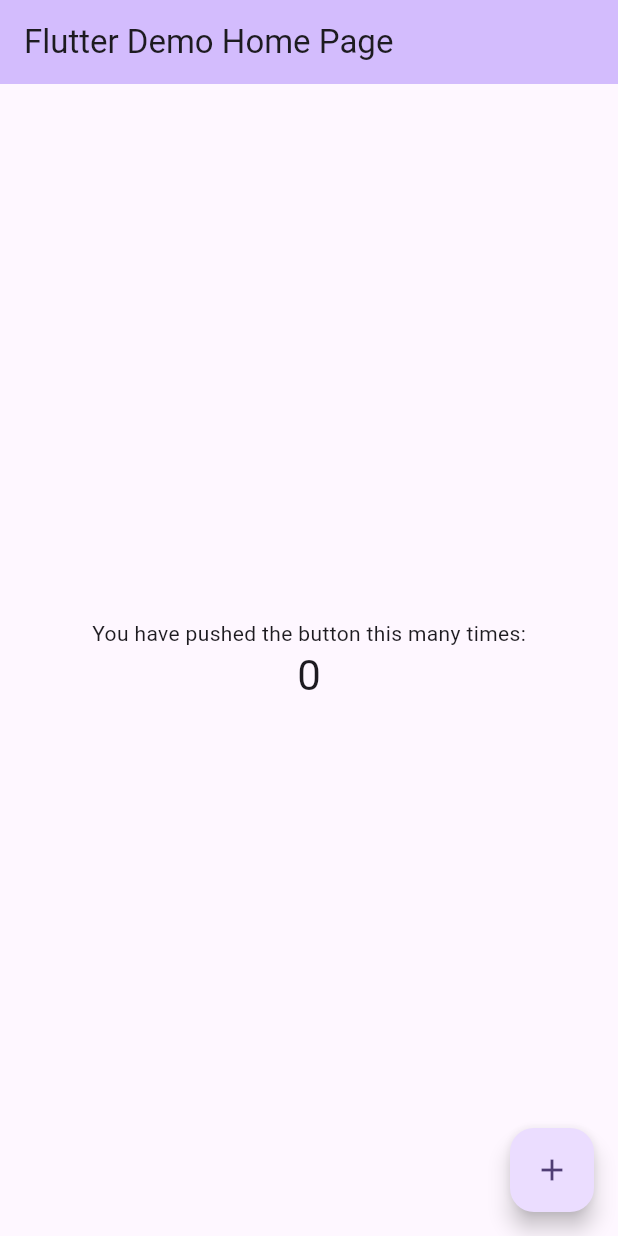
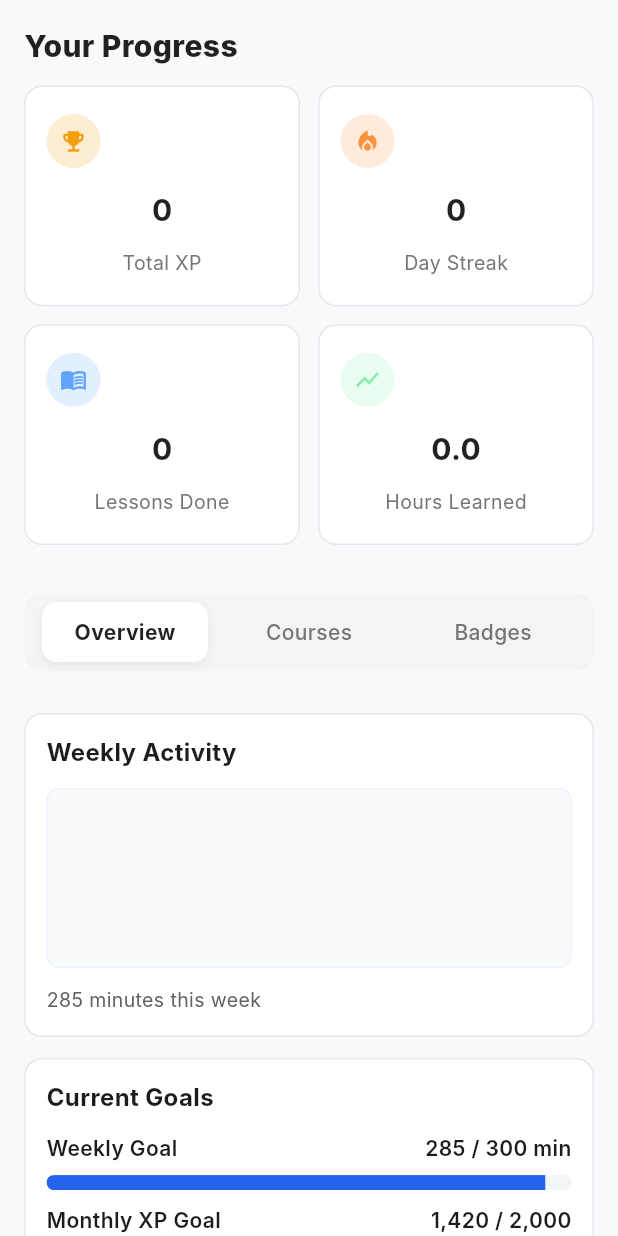
Before and after one commit to Mutindadev/StuddySquare, a Flutter app: the screen it shows after launch, on a phone screen of 412 x 824 dp. Run offline on Flutter 3.47's test engine with Material 3 defaults, Android fonts, the light colour scheme and no system bars; Roboto replaces fonts that are missing (Inter).

Commit message:
Progress page version 0

```diff
--- a/lib/main.dart
+++ b/lib/main.dart
@@ -1,122 +1,21 @@
 import 'package:flutter/material.dart';
+import 'progress/presentation/pages/progress_page.dart';
 
-void main() {
-  runApp(const MyApp());
-}
+void main() => runApp(const ProgressApp());
 
-class MyApp extends StatelessWidget {
-  const MyApp({super.key});
+class ProgressApp extends StatelessWidget {
+  const ProgressApp({super.key});
 
-  // This widget is the root of your application.
   @override
   Widget build(BuildContext context) {
     return MaterialApp(
-      title: 'Flutter Demo',
+      title: 'Progress Page',
+      debugShowCheckedModeBanner: false,
       theme: ThemeData(
-        // This is the theme of your application.
-        //
-        // TRY THIS: Try running your application with "flutter run". You'll see
-        // the application has a purple toolbar. Then, without quitting the app,
-        // try changing the seedColor in the colorScheme below to Colors.green
-        // and then invoke "hot reload" (save your changes or press the "hot
-        // reload" button in a Flutter-supported IDE, or press "r" if you used
-        // the command line to start the app).
-        //
-        // Notice that the counter didn't reset back to zero; the application
-        // state is not lost during the reload. To reset the state, use hot
-        // restart instead.
-        //
-        // This works for code too, not just values: Most code changes can be
-        // tested with just a hot reload.
-        colorScheme: ColorScheme.fromSeed(seedColor: Colors.deepPurple),
+        scaffoldBackgroundColor: const Color(0xFFF8F9FA),
+        fontFamily: 'Inter',
       ),
-      home: const MyHomePage(title: 'Flutter Demo Home Page'),
+      home: const ProgressPage(),
     );
   }
 }
-
-class MyHomePage extends StatefulWidget {
-  const MyHomePage({super.key, required this.title});
-
-  // This widget is the home page of your application. It is stateful, meaning
-  // that it has a State object (defined below) that contains fields that affect
-  // how it looks.
-
-  // This class is the configuration for the state. It holds the values (in this
-  // case the title) provided by the parent (in this case the App widget) and
-  // used by the build method of the State. Fields in a Widget subclass are
-  // always marked "final".
-
-  final String title;
-
-  @override
-  State<MyHomePage> createState() => _MyHomePageState();
-}
-
-class _MyHomePageState extends State<MyHomePage> {
-  int _counter = 0;
-
-  void _incrementCounter() {
-    setState(() {
-      // This call to setState tells the Flutter framework that something has
-      // changed in this State, which causes it to rerun the build method below
-      // so that the display can reflect the updated values. If we changed
-      // _counter without calling setState(), then the build method would not be
-      // called again, and so nothing would appear to happen.
-      _counter++;
-    });
-  }
-
-  @override
-  Widget build(BuildContext context) {
-    // This method is rerun every time setState is called, for instance as done
-    // by the _incrementCounter method above.
-    //
-    // The Flutter framework has been optimized to make rerunning build methods
-    // fast, so that you can just rebuild anything that needs updating rather
-    // than having to individually change instances of widgets.
-    return Scaffold(
-      appBar: AppBar(
-        // TRY THIS: Try changing the color here to a specific color (to
-        // Colors.amber, perhaps?) and trigger a hot reload to see the AppBar
-        // change color while the other colors stay the same.
-        backgroundColor: Theme.of(context).colorScheme.inversePrimary,
-        // Here we take the value from the MyHomePage object that was created by
-        // the App.build method, and use it to set our appbar title.
-        title: Text(widget.title),
-      ),
-      body: Center(
-        // Center is a layout widget. It takes a single child and positions it
-        // in the middle of the parent.
-        child: Column(
-          // Column is also a layout widget. It takes a list of children and
-          // arranges them vertically. By default, it sizes itself to fit its
-          // children horizontally, and tries to be as tall as its parent.
-          //
-          // Column has various properties to control how it sizes itself and
-          // how it positions its children. Here we use mainAxisAlignment to
-          // center the children vertically; the main axis here is the vertical
-          // axis because Columns are vertical (the cross axis would be
-          // horizontal).
-          //
-          // TRY THIS: Invoke "debug painting" (choose the "Toggle Debug Paint"
-          // action in the IDE, or press "p" in the console), to see the
-          // wireframe for each widget.
-          mainAxisAlignment: MainAxisAlignment.center,
-          children: <Widget>[
-            const Text('You have pushed the button this many times:'),
-            Text(
-              '$_counter',
-              style: Theme.of(context).textTheme.headlineMedium,
-            ),
-          ],
-        ),
-      ),
-      floatingActionButton: FloatingActionButton(
-        onPressed: _incrementCounter,
-        tooltip: 'Increment',
-        child: const Icon(Icons.add),
-      ), // This trailing comma makes auto-formatting nicer for build methods.
-    );
-  }
-}
--- /dev/null
+++ b/lib/progress/presentation/pages/progress_page.dart
@@ -0,0 +1,134 @@
+import 'package:flutter/material.dart';
+import '../utils/progress_colors.dart';
+import '../widgets/stat_card.dart';
+import '../widgets/tab_section.dart';
+import '../widgets/weekly_activity_card.dart';
+import '../widgets/current_goals_card.dart';
+import '../widgets/courses_tab.dart';
+import '../widgets/badges_tab.dart';
+
+class ProgressPage extends StatefulWidget {
+  const ProgressPage({super.key});
+
+  @override
+  State<ProgressPage> createState() => _ProgressPageState();
+}
+
+class _ProgressPageState extends State<ProgressPage> {
+  int _selectedTab = 0;
+
+  void _onTabSelected(int index) {
+    setState(() {
+      _selectedTab = index;
+    });
+  }
+
+  @override
+  Widget build(BuildContext context) {
+    const sidePadding = 16.0;
+
+    Widget _buildTabContent() {
+      switch (_selectedTab) {
+        case 0:
+          return const Column(
+            crossAxisAlignment: CrossAxisAlignment.start,
+            children: [
+              WeeklyActivityCard(),
+              SizedBox(height: 14),
+              CurrentGoalsCard(),
+              SizedBox(height: 20),
+            ],
+          );
+        case 1:
+          return const CoursesTab();
+        case 2:
+          return const BadgesTab();
+        default:
+          return const SizedBox();
+      }
+    }
+
+    return Scaffold(
+      backgroundColor: ProgressColors.pageBg,
+      body: SafeArea(
+        bottom: false,
+        child: Column(
+          children: [
+            Expanded(
+              child: SingleChildScrollView(
+                padding:
+                    const EdgeInsets.symmetric(horizontal: sidePadding, vertical: 16),
+                child: Column(
+                  crossAxisAlignment: CrossAxisAlignment.start,
+                  children: [
+                    const Text(
+                      'Your Progress',
+                      style: TextStyle(
+                        fontSize: 20,
+                        fontWeight: FontWeight.w800,
+                        color: Colors.black87,
+                      ),
+                    ),
+                    const SizedBox(height: 12),
+                    const _StatsGrid(),
+                    const SizedBox(height: 16),
+                    TabSection(
+                      selectedIndex: _selectedTab,
+                      onTabSelected: _onTabSelected,
+                    ),
+                    const SizedBox(height: 12),
+                    _buildTabContent(),
+                  ],
+                ),
+              ),
+            ),
+          ],
+        ),
+      ),
+    );
+  }
+}
+
+class _StatsGrid extends StatelessWidget {
+  const _StatsGrid();
+
+  @override
+  Widget build(BuildContext context) {
+    return GridView(
+      physics: const NeverScrollableScrollPhysics(),
+      shrinkWrap: true,
+      gridDelegate: const SliverGridDelegateWithFixedCrossAxisCount(
+        crossAxisCount: 2,
+        crossAxisSpacing: 12,
+        mainAxisSpacing: 12,
+        childAspectRatio: 1.25,
+      ),
+      children: const [
+        StatCard(
+          label: 'Total XP',
+          value: '0',
+          icon: Icons.emoji_events,
+          iconBg: Color(0xFFF59E0B),
+        ),
+        StatCard(
+          label: 'Day Streak',
+          value: '0',
+          icon: Icons.local_fire_department,
+          iconBg: Color(0xFFFB923C),
+        ),
+        StatCard(
+          label: 'Lessons Done',
+          value: '0',
+          icon: Icons.menu_book,
+          iconBg: Color(0xFF60A5FA),
+        ),
+        StatCard(
+          label: 'Hours Learned',
+          value: '0.0',
+          icon: Icons.show_chart,
+          iconBg: Color(0xFF86EFAC),
+        ),
+      ],
+    );
+  }
+}
--- /dev/null
+++ b/lib/progress/presentation/utils/progress_colors.dart
@@ -0,0 +1,10 @@
+import 'package:flutter/material.dart';
+
+class ProgressColors {
+  static const Color pageBg = Color(0xFFF8F9FA);
+  static const Color cardBg = Colors.white;
+  static const Color cardBorder = Color(0xFFE5E7EB);
+  static const Color subtleGray = Color(0xFF6B7280);
+  static const Color activeBlue = Color(0xFF2563EB);
+  static const Color progressFill = Color(0xFF2563EB);
+}
--- /dev/null
+++ b/lib/progress/presentation/widgets/current_goals_card.dart
@@ -0,0 +1,31 @@
+import 'package:flutter/material.dart';
+import '../utils/progress_colors.dart';
+import 'goal_row.dart';
+
+class CurrentGoalsCard extends StatelessWidget {
+  const CurrentGoalsCard({super.key});
+
+  @override
+  Widget build(BuildContext context) {
+    return Container(
+      decoration: BoxDecoration(
+        color: ProgressColors.cardBg,
+        borderRadius: BorderRadius.circular(12),
+        border: Border.all(color: ProgressColors.cardBorder),
+      ),
+      padding: const EdgeInsets.all(14),
+      child: const Column(
+        crossAxisAlignment: CrossAxisAlignment.start,
+        children: [
+          Text(
+            'Current Goals',
+            style: TextStyle(fontSize: 16, fontWeight: FontWeight.w700),
+          ),
+          SizedBox(height: 12),
+          GoalRow(title: 'Weekly Goal', subtitle: '285 / 300 min', fraction: 285 / 300),
+          GoalRow(title: 'Monthly XP Goal', subtitle: '1,420 / 2,000', fraction: 1420 / 2000),
+        ],
+      ),
+    );
+  }
+}
--- /dev/null
+++ b/lib/progress/presentation/widgets/goal_row.dart
@@ -0,0 +1,44 @@
+import 'package:flutter/material.dart';
+import '../utils/progress_colors.dart';
+
+class GoalRow extends StatelessWidget {
+  final String title;
+  final String subtitle;
+  final double fraction;
+
+  const GoalRow({
+    super.key,
+    required this.title,
+    required this.subtitle,
+    required this.fraction,
+  });
+
+  @override
+  Widget build(BuildContext context) {
+    final percent = (fraction * 100).clamp(0.0, 100.0).toInt();
+
+    return Column(
+      crossAxisAlignment: CrossAxisAlignment.start,
+      children: [
+        Row(
+          mainAxisAlignment: MainAxisAlignment.spaceBetween,
+          children: [
+            Text(title, style: const TextStyle(fontWeight: FontWeight.w600)),
+            Text(subtitle, style: const TextStyle(fontWeight: FontWeight.w600)),
+          ],
+        ),
+        const SizedBox(height: 8),
+        ClipRRect(
+          borderRadius: BorderRadius.circular(10),
+          child: LinearProgressIndicator(
+            minHeight: 10,
+            backgroundColor: const Color(0xFFF1F5F9),
+            value: fraction.clamp(0.0, 1.0),
+            valueColor: const AlwaysStoppedAnimation(ProgressColors.progressFill),
+          ),
+        ),
+        const SizedBox(height: 10),
+      ],
+    );
+  }
+}
--- /dev/null
+++ b/lib/progress/presentation/widgets/stat_card.dart
@@ -0,0 +1,58 @@
+import 'package:flutter/material.dart';
+import '../utils/progress_colors.dart';
+
+class StatCard extends StatelessWidget {
+  final String label;
+  final String value;
+  final IconData icon;
+  final Color iconBg;
+
+  const StatCard({
+    super.key,
+    required this.label,
+    required this.value,
+    required this.icon,
+    required this.iconBg,
+  });
+
+  Widget _smallIconCircle(IconData icon, Color bg, Color iconColor) {
+    return Container(
+      height: 36,
+      width: 36,
+      decoration: BoxDecoration(color: bg, shape: BoxShape.circle),
+      child: Center(child: Icon(icon, size: 18, color: iconColor)),
+    );
+  }
+
+  @override
+  Widget build(BuildContext context) {
+    return Container(
+      decoration: BoxDecoration(
+        color: ProgressColors.cardBg,
+        borderRadius: BorderRadius.circular(12),
+        border: Border.all(color: ProgressColors.cardBorder),
+      ),
+      padding: const EdgeInsets.symmetric(vertical: 18, horizontal: 14),
+      child: Column(
+        mainAxisAlignment: MainAxisAlignment.spaceBetween,
+        children: [
+          Align(
+            alignment: Alignment.topLeft,
+            child: _smallIconCircle(icon, iconBg.withOpacity(0.18), iconBg),
+          ),
+          const SizedBox(height: 10),
+          Text(
+            value,
+            style: const TextStyle(
+                fontSize: 20, fontWeight: FontWeight.w700, color: Colors.black87),
+          ),
+          const SizedBox(height: 8),
+          Text(
+            label,
+            style: TextStyle(fontSize: 13, color: Colors.grey[600]),
+          ),
+        ],
+      ),
+    );
+  }
+}
--- /dev/null
+++ b/lib/progress/presentation/widgets/tab_section.dart
@@ -0,0 +1,67 @@
+import 'package:flutter/material.dart';
+
+class TabSection extends StatelessWidget {
+  final int selectedIndex;
+  final Function(int) onTabSelected;
+
+  const TabSection({
+    super.key,
+    required this.selectedIndex,
+    required this.onTabSelected,
+  });
+
+  Widget _tabItem(String text, bool active, VoidCallback onTap) {
+    return Expanded(
+      child: GestureDetector(
+        onTap: onTap,
+        child: Container(
+          margin: const EdgeInsets.symmetric(horizontal: 6),
+          decoration: BoxDecoration(
+            color: active ? Colors.white : Colors.transparent,
+            borderRadius: BorderRadius.circular(10),
+            boxShadow: active
+                ? [
+                    BoxShadow(
+                      color: Colors.black.withOpacity(0.05),
+                      blurRadius: 4,
+                      offset: const Offset(0, 2),
+                    )
+                  ]
+                : [],
+          ),
+          padding: const EdgeInsets.symmetric(vertical: 10),
+          child: Center(
+            child: Text(
+              text,
+              style: TextStyle(
+                fontWeight: active ? FontWeight.w700 : FontWeight.w500,
+                color: active ? Colors.black87 : Colors.grey[600],
+                fontSize: 14,
+              ),
+            ),
+          ),
+        ),
+      ),
+    );
+  }
+
+  @override
+  Widget build(BuildContext context) {
+    return Container(
+      margin: const EdgeInsets.symmetric(vertical: 16),
+      padding: const EdgeInsets.all(6),
+      decoration: BoxDecoration(
+        color: const Color(0xFFF3F4F6),
+        borderRadius: BorderRadius.circular(12),
+      ),
+      child: Row(
+        mainAxisAlignment: MainAxisAlignment.spaceAround,
+        children: [
+          _tabItem('Overview', selectedIndex == 0, () => onTabSelected(0)),
+          _tabItem('Courses', selectedIndex == 1, () => onTabSelected(1)),
+          _tabItem('Badges', selectedIndex == 2, () => onTabSelected(2)),
+        ],
+      ),
+    );
+  }
+}
--- /dev/null
+++ b/lib/progress/presentation/widgets/weekly_activity_card.dart
@@ -0,0 +1,41 @@
+import 'package:flutter/material.dart';
+import '../utils/progress_colors.dart';
+
+class WeeklyActivityCard extends StatelessWidget {
+  const WeeklyActivityCard({super.key});
+
+  @override
+  Widget build(BuildContext context) {
+    return Container(
+      decoration: BoxDecoration(
+        color: ProgressColors.cardBg,
+        borderRadius: BorderRadius.circular(12),
+        border: Border.all(color: ProgressColors.cardBorder),
+      ),
+      padding: const EdgeInsets.all(14),
+      child: Column(
+        crossAxisAlignment: CrossAxisAlignment.start,
+        children: [
+          const Text(
+            'Weekly Activity',
+            style: TextStyle(fontWeight: FontWeight.w700, fontSize: 16),
+          ),
+          const SizedBox(height: 12),
+          Container(
+            height: 120,
+            decoration: BoxDecoration(
+              color: const Color(0xFFF8FAFC),
+              borderRadius: BorderRadius.circular(8),
+              border: Border.all(color: Color(0xFFEEF2FF)),
+            ),
+          ),
+          const SizedBox(height: 12),
+          Text(
+            '285 minutes this week',
+            style: TextStyle(color: Colors.grey[700], fontSize: 13),
+          ),
+        ],
+      ),
+    );
+  }
+}
```
Also changed, not shown: lib/progress/presentation/widgets/badges_tab.dart (added, +67 -0 lines), lib/progress/presentation/widgets/courses_tab.dart (added, +52 -0 lines), lib/progress/presentation/widgets/overview_tab.dart (added, +96 -0 lines), 67 other files.
